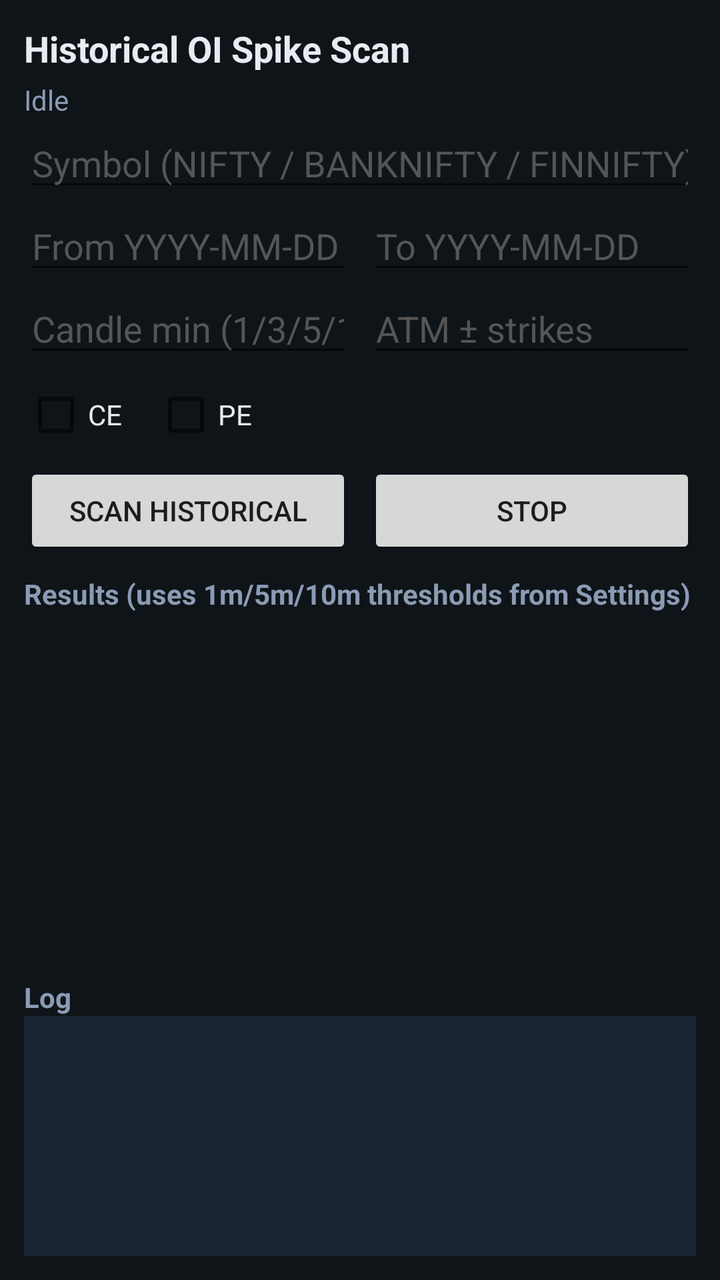
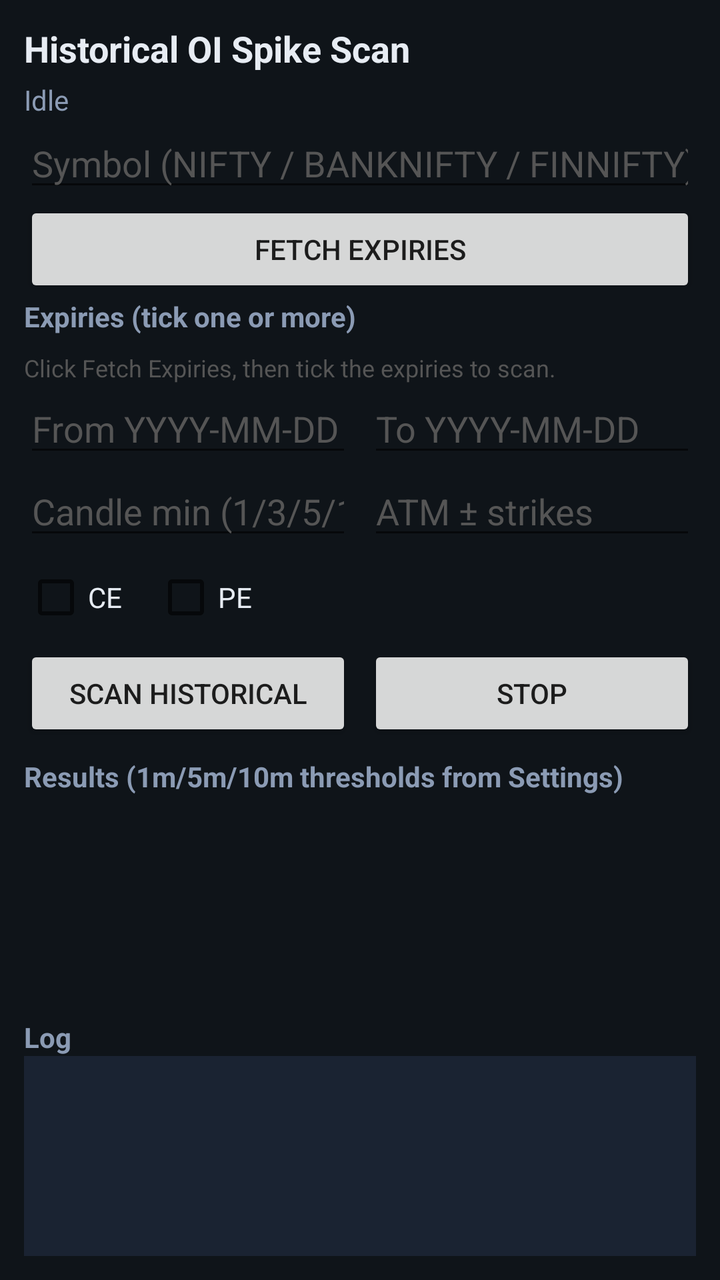

Screens rendered from an Android XML layout before and after an edit, with the pre-edit source and the edit as a unified diff.
<!-- AndroidManifest.xml: application theme Theme.OISpikeDetector -->
<!-- res/layout/activity_historical.xml -->
<?xml version="1.0" encoding="utf-8"?>
<LinearLayout xmlns:android="http://schemas.android.com/apk/res/android"
    android:layout_width="match_parent"
    android:layout_height="match_parent"
    android:orientation="vertical"
    android:padding="12dp"
    android:background="#0F1419">

    <TextView
        android:layout_width="match_parent"
        android:layout_height="wrap_content"
        android:text="Historical OI Spike Scan"
        android:textColor="#E7ECF3"
        android:textSize="18sp"
        android:textStyle="bold" />

    <TextView
        android:id="@+id/histStatus"
        android:layout_width="match_parent"
        android:layout_height="wrap_content"
        android:layout_marginTop="4dp"
        android:text="Idle"
        android:textColor="#8B9BB4" />

    <EditText
        android:id="@+id/histSymbol"
        android:layout_width="match_parent"
        android:layout_height="wrap_content"
        android:hint="Symbol (NIFTY / BANKNIFTY / FINNIFTY)"
        android:textColor="#E7ECF3"
        android:textColorHint="#555"
        android:inputType="textCapCharacters" />

    <LinearLayout
        android:layout_width="match_parent"
        android:layout_height="wrap_content"
        android:orientation="horizontal">
        <EditText
            android:id="@+id/histFrom"
            android:layout_width="0dp"
            android:layout_height="wrap_content"
            android:layout_weight="1"
            android:hint="From YYYY-MM-DD"
            android:textColor="#E7ECF3"
            android:textColorHint="#555" />
        <EditText
            android:id="@+id/histTo"
            android:layout_width="0dp"
            android:layout_height="wrap_content"
            android:layout_weight="1"
            android:layout_marginStart="8dp"
            android:hint="To YYYY-MM-DD"
            android:textColor="#E7ECF3"
            android:textColorHint="#555" />
    </LinearLayout>

    <LinearLayout
        android:layout_width="match_parent"
        android:layout_height="wrap_content"
        android:orientation="horizontal">
        <EditText
            android:id="@+id/histInterval"
            android:layout_width="0dp"
            android:layout_height="wrap_content"
            android:layout_weight="1"
            android:hint="Candle min (1/3/5/15/30)"
            android:inputType="number"
            android:textColor="#E7ECF3"
            android:textColorHint="#555" />
        <EditText
            android:id="@+id/histAtm"
            android:layout_width="0dp"
            android:layout_height="wrap_content"
            android:layout_weight="1"
            android:layout_marginStart="8dp"
            android:hint="ATM ± strikes"
            android:inputType="number"
            android:textColor="#E7ECF3"
            android:textColorHint="#555" />
    </LinearLayout>

    <LinearLayout
        android:layout_width="match_parent"
        android:layout_height="wrap_content"
        android:orientation="horizontal">
        <CheckBox
            android:id="@+id/histCe"
            android:layout_width="wrap_content"
            android:layout_height="wrap_content"
            android:text="CE"
            android:textColor="#E7ECF3" />
        <CheckBox
            android:id="@+id/histPe"
            android:layout_width="wrap_content"
            android:layout_height="wrap_content"
            android:layout_marginStart="16dp"
            android:text="PE"
            android:textColor="#E7ECF3" />
    </LinearLayout>

    <LinearLayout
        android:layout_width="match_parent"
        android:layout_height="wrap_content"
        android:orientation="horizontal">
        <Button
            android:id="@+id/btnHistScan"
            android:layout_width="0dp"
            android:layout_height="wrap_content"
            android:layout_weight="1"
            android:text="Scan Historical" />
        <Button
            android:id="@+id/btnHistStop"
            android:layout_width="0dp"
            android:layout_height="wrap_content"
            android:layout_marginStart="8dp"
            android:layout_weight="1"
            android:text="Stop" />
    </LinearLayout>

    <TextView
        android:layout_width="match_parent"
        android:layout_height="wrap_content"
        android:layout_marginTop="8dp"
        android:text="Results (uses 1m/5m/10m thresholds from Settings)"
        android:textColor="#8B9BB4"
        android:textStyle="bold" />

    <androidx.recyclerview.widget.RecyclerView
        android:id="@+id/histList"
        android:layout_width="match_parent"
        android:layout_height="0dp"
        android:layout_weight="1"
        android:layout_marginTop="4dp" />

    <TextView
        android:layout_width="match_parent"
        android:layout_height="wrap_content"
        android:text="Log"
        android:textColor="#8B9BB4"
        android:textStyle="bold" />

    <ScrollView
        android:layout_width="match_parent"
        android:layout_height="120dp"
        android:background="#1A2332">
        <TextView
            android:id="@+id/histLog"
            android:layout_width="match_parent"
            android:layout_height="wrap_content"
            android:fontFamily="monospace"
            android:padding="8dp"
            android:textColor="#8B9BB4"
            android:textSize="11sp" />
    </ScrollView>
</LinearLayout>
<!-- resources referenced by this layout -->
<resources>
  <style name="Theme.OISpikeDetector" parent="Theme.MaterialComponents.DayNight.DarkActionBar">
          <item name="colorPrimary">#3B82F6</item>
          <item name="colorPrimaryVariant">#1D4ED8</item>
          <item name="colorOnPrimary">#FFFFFF</item>
          <item name="android:statusBarColor">#0F1419</item>
          <item name="android:windowBackground">#0F1419</item>
      </style>
</resources>

<!-- the commit's change to res/layout/activity_historical.xml (unified diff, before → after) -->
@@ -30,6 +30,39 @@
         android:textColor="#E7ECF3"
         android:textColorHint="#555"
         android:inputType="textCapCharacters" />
+
+    <Button
+        android:id="@+id/btnFetchExpiries"
+        android:layout_width="match_parent"
+        android:layout_height="wrap_content"
+        android:text="Fetch Expiries" />
+
+    <TextView
+        android:layout_width="match_parent"
+        android:layout_height="wrap_content"
+        android:text="Expiries (tick one or more)"
+        android:textColor="#8B9BB4"
+        android:textStyle="bold" />
+
+    <HorizontalScrollView
+        android:layout_width="match_parent"
+        android:layout_height="wrap_content"
+        android:fillViewport="true">
+        <LinearLayout
+            android:id="@+id/histExpiryBox"
+            android:layout_width="wrap_content"
+            android:layout_height="wrap_content"
+            android:orientation="horizontal"
+            android:padding="4dp" />
+    </HorizontalScrollView>
+
+    <TextView
+        android:id="@+id/histExpiryHint"
+        android:layout_width="match_parent"
+        android:layout_height="wrap_content"
+        android:text="Click Fetch Expiries, then tick the expiries to scan."
+        android:textColor="#555"
+        android:textSize="12sp" />
 
     <LinearLayout
         android:layout_width="match_parent"
@@ -121,7 +154,7 @@
         android:layout_width="match_parent"
         android:layout_height="wrap_content"
         android:layout_marginTop="8dp"
-        android:text="Results (uses 1m/5m/10m thresholds from Settings)"
+        android:text="Results (1m/5m/10m thresholds from Settings)"
         android:textColor="#8B9BB4"
         android:textStyle="bold" />
 
@@ -141,7 +174,7 @@
 
     <ScrollView
         android:layout_width="match_parent"
-        android:layout_height="120dp"
+        android:layout_height="100dp"
         android:background="#1A2332">
         <TextView
             android:id="@+id/histLog"
